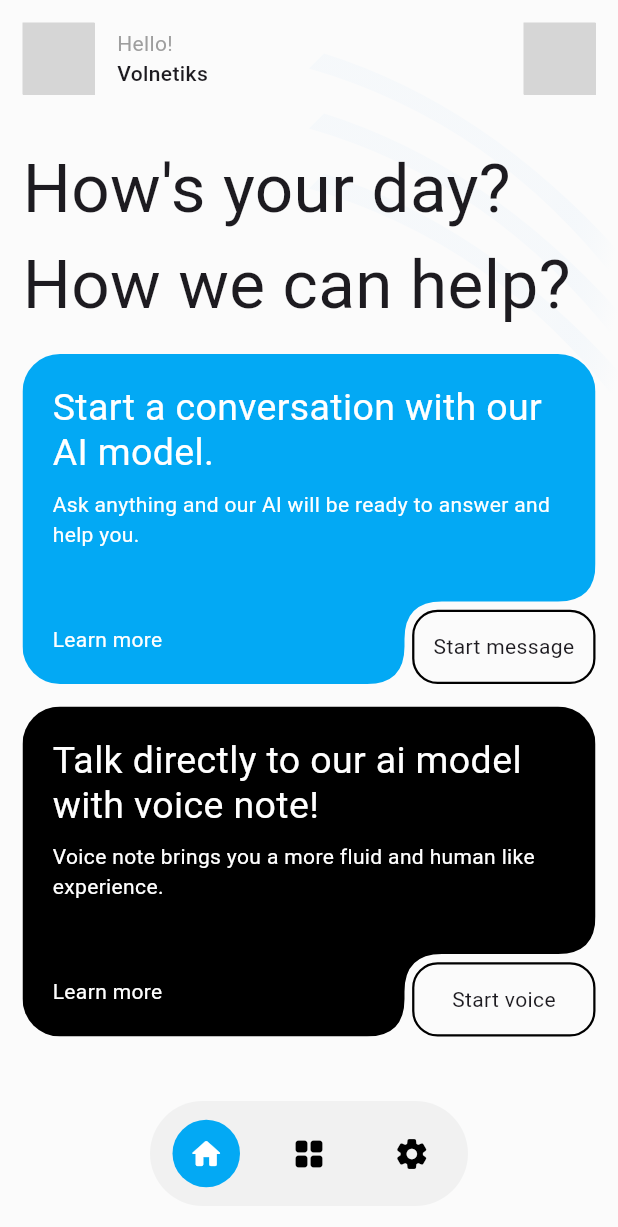
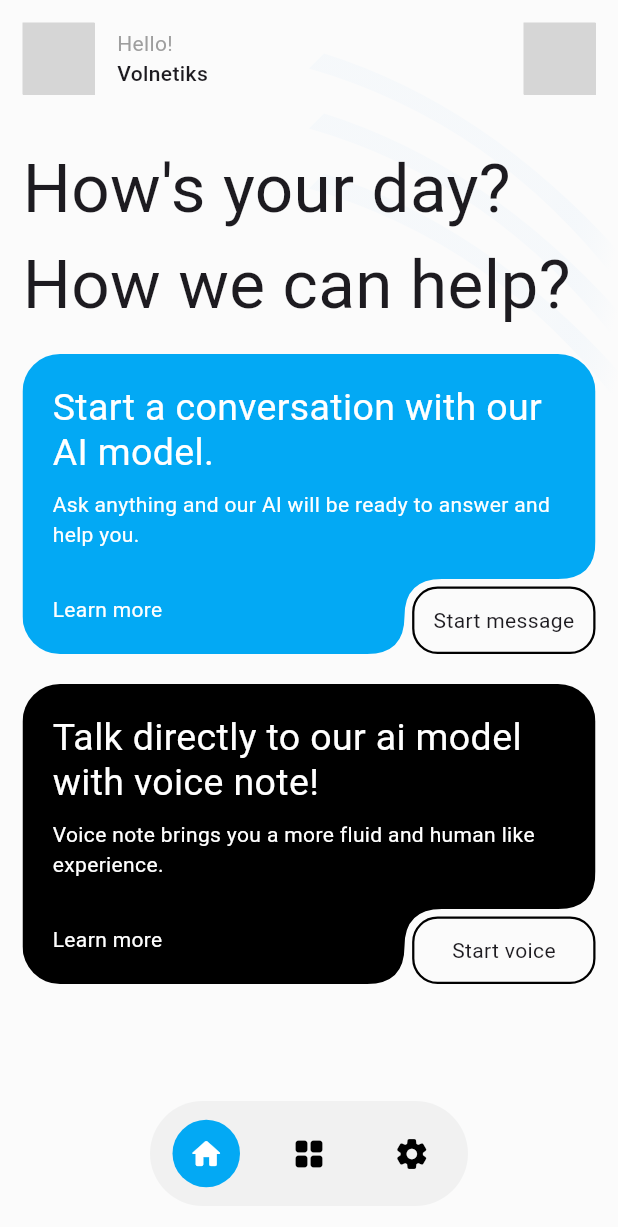
Before and after one commit to Volnetiks/AI-Chat, a Flutter app: the screen it shows after launch, on a phone screen of 412 x 824 dp. Shown: the top 1227 px of the screen. Run offline on Flutter 3.47's test engine with Material 3 defaults, Android fonts, the phone set to English and light mode, and no system bars; grey boxes are pictures that could not be loaded.

Commit message:
Updated tile size for better comfort

```diff
--- a/lib/pages/home.dart
+++ b/lib/pages/home.dart
@@ -76,7 +76,7 @@ class _HomePageState extends State<HomePage> {
                 buttonContent: "Start message",
               ),
               const SizedBox(
-                height: 15,
+                height: 20,
               ),
               const HomeTile(
                 title: "Talk directly to our ai model with voice note!",
--- a/lib/widgets/home_tile.dart
+++ b/lib/widgets/home_tile.dart
@@ -20,7 +20,7 @@ class HomeTile extends StatelessWidget {
     return Padding(
       padding: const EdgeInsets.symmetric(horizontal: 15.0),
       child: SizedBox(
-        height: 220,
+        height: 200,
         width: double.infinity,
         child: Stack(
           alignment: Alignment.bottomRight,
@@ -38,7 +38,7 @@ class HomeTile extends StatelessWidget {
                       border: Border.all(color: Colors.black, width: 1.5),
                     ),
                     width: double.infinity,
-                    height: 220 * 1 / 4 * 0.90,
+                    height: 200 * 1 / 4 * 0.90,
                     child: Center(child: Text(buttonContent))),
               ),
             ),
```
